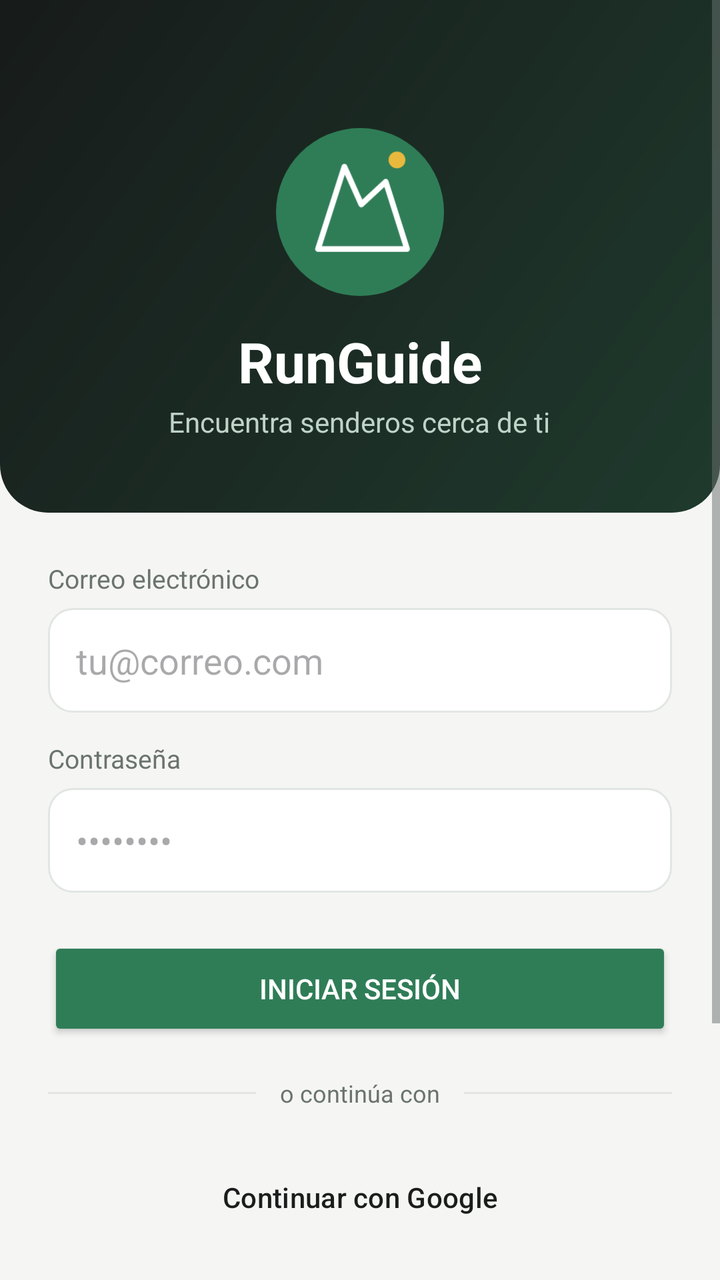
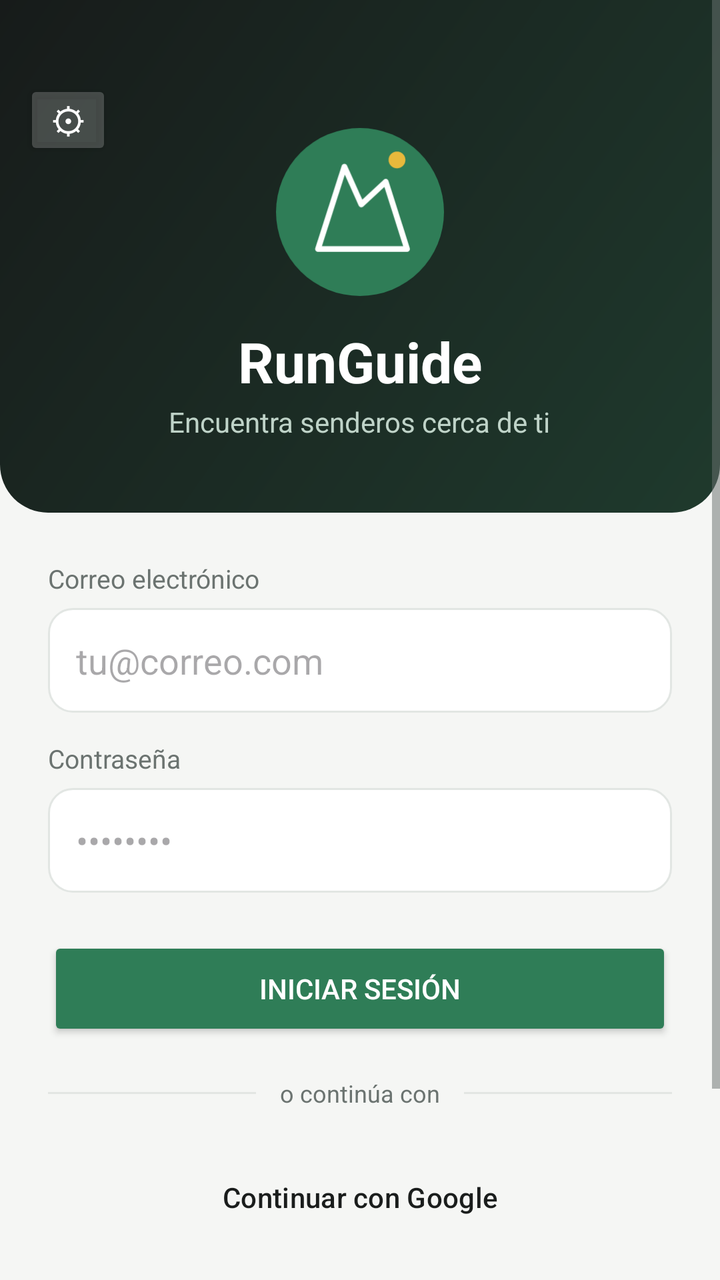

An Android layout rendered at two revisions. The XML below is the earlier revision; the diff shows what the commit changed to produce the second picture.
<!-- AndroidManifest.xml: application theme Theme.RunGuide -->
<!-- res/layout/activity_main.xml -->
<?xml version="1.0" encoding="utf-8"?>
<ScrollView xmlns:android="http://schemas.android.com/apk/res/android"
    xmlns:app="http://schemas.android.com/apk/res-auto"
    android:layout_width="match_parent"
    android:layout_height="match_parent"
    android:background="@color/fondo_app"
    android:fillViewport="true">

    <LinearLayout
        android:layout_width="match_parent"
        android:layout_height="wrap_content"
        android:orientation="vertical">

        
        <LinearLayout
            android:layout_width="match_parent"
            android:layout_height="wrap_content"
            android:orientation="vertical"
            android:gravity="center_horizontal"
            android:background="@drawable/bg_header"
            android:paddingTop="64dp"
            android:paddingBottom="36dp">

            <ImageView
                android:layout_width="84dp"
                android:layout_height="84dp"
                android:src="@drawable/logo_app"
                android:contentDescription="@string/runguide" />

            <TextView
                android:id="@+id/tvTitle"
                android:layout_width="wrap_content"
                android:layout_height="wrap_content"
                android:text="@string/runguide"
                android:textSize="28sp"
                android:textStyle="bold"
                android:textColor="#FFFFFF"
                android:layout_marginTop="14dp" />

            <TextView
                android:id="@+id/tvSubtitle"
                android:layout_width="wrap_content"
                android:layout_height="wrap_content"
                android:text="@string/encuentra_senderos_cerca_de"
                android:textColor="#BFD3C8"
                android:textSize="14sp"
                android:layout_marginTop="2dp" />

        </LinearLayout>

        
        <LinearLayout
            android:layout_width="match_parent"
            android:layout_height="wrap_content"
            android:orientation="vertical"
            android:padding="24dp">

            <TextView
                android:layout_width="wrap_content"
                android:layout_height="wrap_content"
                android:text="@string/correo_electronico"
                android:textSize="13sp"
                android:textColor="@color/texto_secundario"
                android:layout_marginBottom="6dp" />

            <EditText
                android:id="@+id/etEmail"
                android:layout_width="match_parent"
                android:layout_height="wrap_content"
                android:hint="@string/tu_correo_com"
                android:inputType="textEmailAddress"
                android:background="@drawable/bg_input"
                android:padding="14dp" />

            <TextView
                android:layout_width="wrap_content"
                android:layout_height="wrap_content"
                android:text="@string/contrasena"
                android:textSize="13sp"
                android:textColor="@color/texto_secundario"
                android:layout_marginTop="14dp"
                android:layout_marginBottom="6dp" />

            <EditText
                android:id="@+id/etPassword"
                android:layout_width="match_parent"
                android:layout_height="wrap_content"
                android:hint="••••••••"
                android:inputType="textPassword"
                android:background="@drawable/bg_input"
                android:padding="14dp" />

            <Button
                android:id="@+id/btnLogin"
                android:layout_width="match_parent"
                android:layout_height="52dp"
                android:text="@string/iniciar_sesion"
                android:layout_marginTop="22dp"
                android:backgroundTint="@color/verde_primario"
                android:textColor="#FFFFFF" />

            
            <LinearLayout
                android:layout_width="match_parent"
                android:layout_height="wrap_content"
                android:orientation="horizontal"
                android:gravity="center_vertical"
                android:layout_marginTop="18dp"
                android:layout_marginBottom="18dp">

                <View
                    android:layout_width="0dp"
                    android:layout_weight="1"
                    android:layout_height="1dp"
                    android:background="@color/borde" />

                <TextView
                    android:layout_width="wrap_content"
                    android:layout_height="wrap_content"
                    android:text="@string/o_continua_con"
                    android:textSize="12sp"
                    android:textColor="@color/texto_secundario"
                    android:paddingStart="12dp"
                    android:paddingEnd="12dp" />

                <View
                    android:layout_width="0dp"
                    android:layout_weight="1"
                    android:layout_height="1dp"
                    android:background="@color/borde" />
            </LinearLayout>

            <Button
                android:id="@+id/btnGoogle"
                style="@style/Widget.Material3.Button.OutlinedButton"
                android:layout_width="match_parent"
                android:layout_height="52dp"
                android:text="@string/continuar_con_google"
                android:textColor="@color/texto_principal"
                app:icon="@drawable/ic_google"
                app:iconTint="@null"
                app:iconGravity="textStart"
                app:strokeColor="@color/borde"
                app:cornerRadius="12dp" />

            <Button
                android:id="@+id/btnRegisterTab"
                style="@style/Widget.Material3.Button.TextButton"
                android:layout_width="match_parent"
                android:layout_height="48dp"
                android:text="@string/no_tienes_cuenta_registrate"
                android:textColor="@color/verde_primario"
                android:layout_marginTop="8dp" />

            <Button
                android:id="@+id/btnInvitado"
                style="@style/Widget.Material3.Button.TextButton"
                android:layout_width="match_parent"
                android:layout_height="48dp"
                android:text="@string/entrar_como_invitado"
                android:textColor="@color/texto_secundario" />

            <Button
                android:id="@+id/btnAjustes"
                style="@style/Widget.Material3.Button.TextButton"
                android:layout_width="match_parent"
                android:layout_height="48dp"
                android:text="@string/ajustes_btn"
                android:textColor="@color/texto_secundario" />

        </LinearLayout>

    </LinearLayout>
</ScrollView>
<!-- resources referenced by this layout -->
<resources>
  <color name="borde">#E2E6E3</color>
  <color name="fondo_app">#F5F6F4</color>
  <color name="texto_principal">#1A1D1C</color>
  <color name="texto_secundario">#6B7370</color>
  <color name="verde_primario">#2F7D57</color>
  <!-- drawable bg_header (drawable) -->
  <?xml version="1.0" encoding="utf-8"?>
  <shape xmlns:android="http://schemas.android.com/apk/res/android" android:shape="rectangle">
      <gradient
          android:angle="315"
          android:startColor="#171B1A"
          android:endColor="#1F3A2D" />
      <corners
          android:bottomLeftRadius="24dp"
          android:bottomRightRadius="24dp" />
  </shape>
  <!-- drawable bg_input (drawable) -->
  <?xml version="1.0" encoding="utf-8"?>
  <shape xmlns:android="http://schemas.android.com/apk/res/android" android:shape="rectangle">
      <solid android:color="@color/superficie" />
      <stroke android:width="1dp" android:color="@color/borde" />
      <corners android:radius="12dp" />
  </shape>
  <!-- drawable logo_app (drawable) -->
  <?xml version="1.0" encoding="utf-8"?>
  <vector xmlns:android="http://schemas.android.com/apk/res/android"
      android:width="100dp"
      android:height="100dp"
      android:viewportWidth="100"
      android:viewportHeight="100">
  
      
      <path
          android:fillColor="#2F7D57"
          android:pathData="M50,50m-50,0a50,50 0,1 1,100 0a50,50 0,1 1,-100 0" />
  
      
      <path
          android:fillColor="#00000000"
          android:strokeColor="#FFFFFF"
          android:strokeWidth="3.4"
          android:strokeLineCap="round"
          android:strokeLineJoin="round"
          android:pathData="M25,72 L40.7,23 L50.8,45.5 L65.3,32 L78,72 Z" />
  
      
      <path
          android:fillColor="#E8B93C"
          android:pathData="M72,19m-5,0a5,5 0,1 1,10 0a5,5 0,1 1,-10 0" />
  </vector>
  <string name="ajustes_btn">⚙ Ajustes</string>
  <string name="continuar_con_google">Continuar con Google</string>
  <string name="contrasena">Contraseña</string>
  <string name="correo_electronico">Correo electrónico</string>
  <string name="encuentra_senderos_cerca_de">Encuentra senderos cerca de ti</string>
  <string name="entrar_como_invitado">Entrar como invitado</string>
  <string name="iniciar_sesion">Iniciar sesión</string>
  <string name="no_tienes_cuenta_registrate">¿No tienes cuenta? Regístrate</string>
  <string name="o_continua_con">o continúa con</string>
  <string name="runguide">RunGuide</string>
  <string name="tu_correo_com">tu@correo.com</string>
  <style name="Theme.RunGuide" parent="Base.Theme.RunGuide" />
  <color name="superficie">#FFFFFF</color>
  <color name="white">#FFFFFFFF</color>
  <color name="verde_claro">#E7F0EA</color>
  <color name="verde_oscuro">#1F5A3F</color>
  <color name="amarillo">#E8B93C</color>
  <color name="negro_carbon">#171B1A</color>
  <color name="amarillo_claro">#FAF1D6</color>
  <color name="amarillo_texto">#6B5200</color>
  <style name="Widget.RunGuide.Button" parent="Widget.Material3.Button">
          <item name="cornerRadius">12dp</item>
          <item name="android:textAllCaps">false</item>
          <item name="android:letterSpacing">0</item>
          <item name="android:textSize">14sp</item>
          <item name="android:stateListAnimator">@null</item>
      </style>
  <style name="ShapeAppearance.RunGuide.Small" parent="ShapeAppearance.Material3.SmallComponent">
          <item name="cornerFamily">rounded</item>
          <item name="cornerSize">12dp</item>
      </style>
  <style name="ShapeAppearance.RunGuide.Medium" parent="ShapeAppearance.Material3.MediumComponent">
          <item name="cornerFamily">rounded</item>
          <item name="cornerSize">18dp</item>
      </style>
  <!-- unchanged entries left out for length: 2 -->
</resources>

<!-- the commit's change to res/layout/activity_main.xml (unified diff, before → after) -->
@@ -12,6 +12,10 @@
         android:orientation="vertical">
 
         
+        <FrameLayout
+            android:layout_width="match_parent"
+            android:layout_height="wrap_content">
+
         <LinearLayout
             android:layout_width="match_parent"
             android:layout_height="wrap_content"
@@ -47,6 +51,24 @@
                 android:layout_marginTop="2dp" />
 
         </LinearLayout>
+
+            
+            <Button
+                android:id="@+id/btnAjustes"
+                android:layout_width="44dp"
+                android:layout_height="40dp"
+                android:layout_gravity="top|start"
+                android:layout_marginTop="40dp"
+                android:layout_marginStart="12dp"
+                android:minWidth="0dp"
+                android:padding="0dp"
+                android:text="⚙"
+                android:textSize="18sp"
+                android:contentDescription="@string/ajustes"
+                android:backgroundTint="#33FFFFFF"
+                android:textColor="#FFFFFF" />
+
+        </FrameLayout>
 
         
         <LinearLayout
@@ -160,14 +182,6 @@
                 android:text="@string/entrar_como_invitado"
                 android:textColor="@color/texto_secundario" />
 
-            <Button
-                android:id="@+id/btnAjustes"
-                style="@style/Widget.Material3.Button.TextButton"
-                android:layout_width="match_parent"
-                android:layout_height="48dp"
-                android:text="@string/ajustes_btn"
-                android:textColor="@color/texto_secundario" />
-
         </LinearLayout>
 
     </LinearLayout>
<!-- resource entries referenced after the edit -->
@@ -50,7 +50,7 @@
           android:fillColor="#E8B93C"
           android:pathData="M72,19m-5,0a5,5 0,1 1,10 0a5,5 0,1 1,-10 0" />
   </vector>
-  <string name="ajustes_btn">⚙ Ajustes</string>
+  <string name="ajustes">Ajustes</string>
   <string name="continuar_con_google">Continuar con Google</string>
   <string name="contrasena">Contraseña</string>
   <string name="correo_electronico">Correo electrónico</string>
